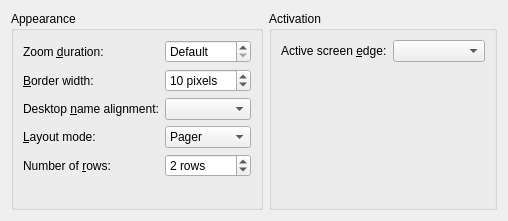
First picture: the form in effects/desktopgrid_config.ui, repository KDE/kwin, before the edit.
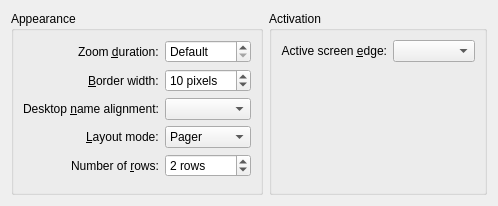
Second picture: the form after the edit. Custom widgets are drawn as their Qt base class.

The edit to the form file:
```diff
--- a/effects/desktopgrid_config.ui
+++ b/effects/desktopgrid_config.ui
@@ -5,8 +5,8 @@
    <rect>
     <x>0</x>
     <y>0</y>
-    <width>508</width>
-    <height>221</height>
+    <width>498</width>
+    <height>204</height>
    </rect>
   </property>
   <layout class="QHBoxLayout" name="horizontalLayout_2" >
@@ -15,8 +15,11 @@
      <property name="title" >
       <string>Appearance</string>
      </property>
-     <layout class="QGridLayout" name="gridLayout_3" >
-      <item row="2" column="0" >
+     <layout class="QFormLayout" name="formLayout" >
+      <property name="labelAlignment" >
+       <set>Qt::AlignRight|Qt::AlignTrailing|Qt::AlignVCenter</set>
+      </property>
+      <item row="0" column="0" >
        <widget class="QLabel" name="label" >
         <property name="text" >
          <string>Zoom &amp;duration:</string>
@@ -26,7 +29,7 @@
         </property>
        </widget>
       </item>
-      <item row="2" column="1" >
+      <item row="0" column="1" >
        <widget class="QSpinBox" name="zoomDurationSpin" >
         <property name="specialValueText" >
          <string>Default</string>
@@ -42,7 +45,7 @@
         </property>
        </widget>
       </item>
-      <item row="4" column="0" >
+      <item row="1" column="0" >
        <widget class="QLabel" name="label_3" >
         <property name="text" >
          <string>&amp;Border width:</string>
@@ -52,7 +55,7 @@
         </property>
        </widget>
       </item>
-      <item row="4" column="1" >
+      <item row="1" column="1" >
        <widget class="QSpinBox" name="borderWidthSpin" >
         <property name="suffix" >
          <string> pixels</string>
@@ -65,7 +68,7 @@
         </property>
        </widget>
       </item>
-      <item row="6" column="0" >
+      <item row="2" column="0" >
        <widget class="QLabel" name="label_6" >
         <property name="text" >
          <string>Desktop &amp;name alignment:</string>
@@ -75,20 +78,20 @@
         </property>
        </widget>
       </item>
-      <item row="6" column="1" >
+      <item row="2" column="1" >
        <widget class="QComboBox" name="desktopNameAlignmentCombo" />
       </item>
-      <item row="7" column="0" >
+      <item row="3" column="0" >
        <widget class="QLabel" name="label_7" >
         <property name="text" >
          <string>&amp;Layout mode:</string>
         </property>
         <property name="buddy" >
-         <cstring>desktopNameAlignmentCombo</cstring>
+         <cstring>layoutCombo</cstring>
         </property>
        </widget>
       </item>
-      <item row="7" column="1" >
+      <item row="3" column="1" >
        <widget class="QComboBox" name="layoutCombo" >
         <item>
          <property name="text" >
@@ -107,7 +110,7 @@
         </item>
        </widget>
       </item>
-      <item row="8" column="0" >
+      <item row="4" column="0" >
        <widget class="QLabel" name="layoutRowsLabel" >
         <property name="text" >
          <string>Number of &amp;rows:</string>
@@ -117,7 +120,7 @@
         </property>
        </widget>
       </item>
-      <item row="8" column="1" >
+      <item row="4" column="1" >
        <widget class="QSpinBox" name="layoutRowsSpin" >
         <property name="suffix" >
          <string> rows</string>
@@ -133,7 +136,7 @@
         </property>
        </widget>
       </item>
-      <item row="9" column="0" colspan="2" >
+      <item row="5" column="0" >
        <spacer name="verticalSpacer" >
         <property name="orientation" >
          <enum>Qt::Vertical</enum>
@@ -160,6 +163,9 @@
         <property name="text" >
          <string>Active screen &amp;edge:</string>
         </property>
+        <property name="alignment" >
+         <set>Qt::AlignRight|Qt::AlignTrailing|Qt::AlignVCenter</set>
+        </property>
         <property name="buddy" >
          <cstring>screenEdgeCombo</cstring>
         </property>
```
